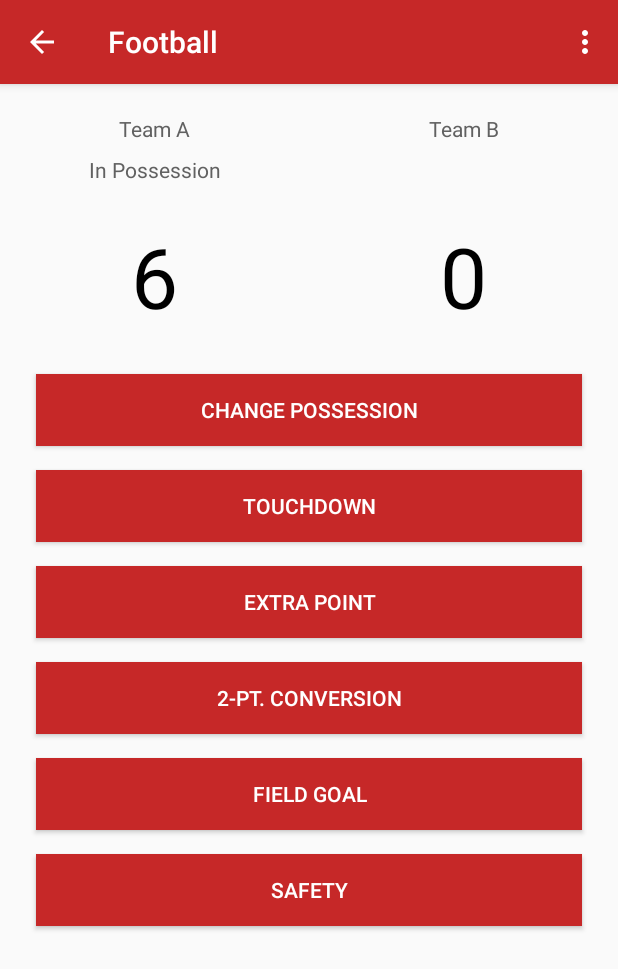
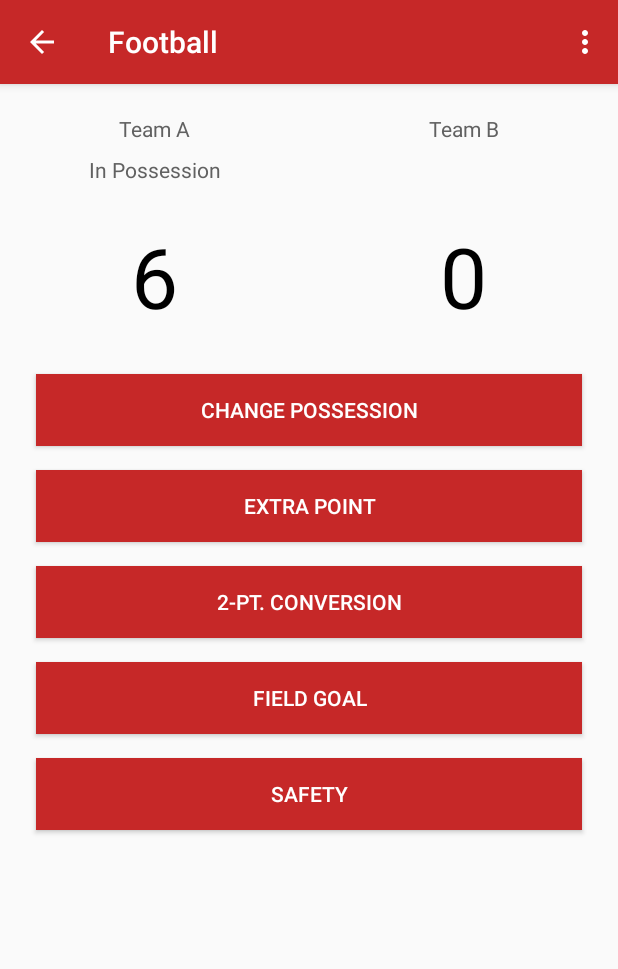
Before and after one commit to jparmstr/CourtCounter, an Android app: the FootballActivity screen opened directly, with no data from a screen before it, after a tap on "TOUCHDOWN", on a phone screen of 412 x 824 dp. Shown: the top 969 px of the screen. Run offline under Robolectric (Android 15) with nearby library versions, the phone set to English and light mode, and no system bars.

Commit message:
The Extra Point and 2-Pt Conversion buttons are now only visible immediately after a Touchdown.

```diff
--- a/app/src/main/java/com/example/android/courtcounter/FootballActivity.java
+++ b/app/src/main/java/com/example/android/courtcounter/FootballActivity.java
@@ -9,11 +9,13 @@ import android.os.Bundle;
 import android.view.Menu;
 import android.view.MenuItem;
 import android.view.View;
+import android.widget.Button;
 import android.widget.TextView;
 
 public class FootballActivity extends AppCompatActivity {
 
     private boolean teamAInPossession = true;
+    private boolean lastPlayWasTouchdown = false;
     private int scoreTeamA = 0;
     private int scoreTeamB = 0;
 
@@ -67,26 +69,32 @@ public class FootballActivity extends AppCompatActivity {
 
     public void changePossession(View view) {
         teamAInPossession = !teamAInPossession;
+        lastPlayWasTouchdown = false;
         updateDisplay();
     }
 
     public void touchdown(View view) {
+        lastPlayWasTouchdown = true;
         updateScore(6);
     }
 
     public void extraPoint(View view) {
+        lastPlayWasTouchdown = false;
         updateScore(1);
     }
 
     public void twoPointConversion(View view) {
+        lastPlayWasTouchdown = false;
         updateScore(2);
     }
 
     public void fieldGoal(View view) {
+        lastPlayWasTouchdown = false;
         updateScore(3);
     }
 
     public void safety(View view) {
+        lastPlayWasTouchdown = false;
         updateScore(2);
     }
 
@@ -94,6 +102,7 @@ public class FootballActivity extends AppCompatActivity {
         scoreTeamA = 0;
         scoreTeamB = 0;
         teamAInPossession = true;
+        lastPlayWasTouchdown = false;
         updateDisplay();
     }
 
@@ -127,5 +136,27 @@ public class FootballActivity extends AppCompatActivity {
         // Team B Score
         TextView scoreView_B = (TextView) findViewById(R.id.football_team_b_score);
         scoreView_B.setText(String.valueOf(scoreTeamB));
+
+        // Get button references
+        Button buttonExtraPoint = (Button) findViewById(R.id.buttonExtraPoint);
+        Button buttonTwoPtConversion = (Button) findViewById(R.id.buttonTwoPtConversion);
+        Button buttonTouchdown = (Button) findViewById(R.id.buttonTouchdown);
+
+        // Enable extra point, 2-pt conversion buttons if last play was Touchdown
+        if (lastPlayWasTouchdown) {
+            buttonExtraPoint.setEnabled(true);
+            buttonExtraPoint.setVisibility(View.VISIBLE);
+            buttonTwoPtConversion.setEnabled(true);
+            buttonTwoPtConversion.setVisibility(View.VISIBLE);
+            buttonTouchdown.setEnabled(false);
+            buttonTouchdown.setVisibility(View.GONE);
+        } else {
+            buttonExtraPoint.setEnabled(false);
+            buttonExtraPoint.setVisibility(View.GONE);
+            buttonTwoPtConversion.setEnabled(false);
+            buttonTwoPtConversion.setVisibility(View.GONE);
+            buttonTouchdown.setEnabled(true);
+            buttonTouchdown.setVisibility(View.VISIBLE);
+        }
     }
 }
--- a/app/src/main/res/layout/activity_football.xml
+++ b/app/src/main/res/layout/activity_football.xml
@@ -106,6 +106,7 @@
         android:orientation="vertical">
 
         <Button
+            android:id="@+id/buttonChangePossession"
             android:layout_width="match_parent"
             android:layout_height="wrap_content"
             android:layout_marginHorizontal="24dp"
@@ -116,6 +117,7 @@
             android:textColor="@android:color/white" />
 
         <Button
+            android:id="@+id/buttonTouchdown"
             android:layout_width="match_parent"
             android:layout_height="wrap_content"
             android:layout_marginHorizontal="24dp"
@@ -126,6 +128,7 @@
             android:textColor="@android:color/white" />
 
         <Button
+            android:id="@+id/buttonExtraPoint"
             android:layout_width="match_parent"
             android:layout_height="wrap_content"
             android:layout_marginHorizontal="24dp"
@@ -136,6 +139,7 @@
             android:textColor="@android:color/white" />
 
         <Button
+            android:id="@+id/buttonTwoPtConversion"
             android:layout_width="match_parent"
             android:layout_height="wrap_content"
             android:layout_marginHorizontal="24dp"
@@ -146,6 +150,7 @@
             android:textColor="@android:color/white" />
 
         <Button
+            android:id="@+id/buttonFieldGoal"
             android:layout_width="match_parent"
             android:layout_height="wrap_content"
             android:layout_marginHorizontal="24dp"
```
